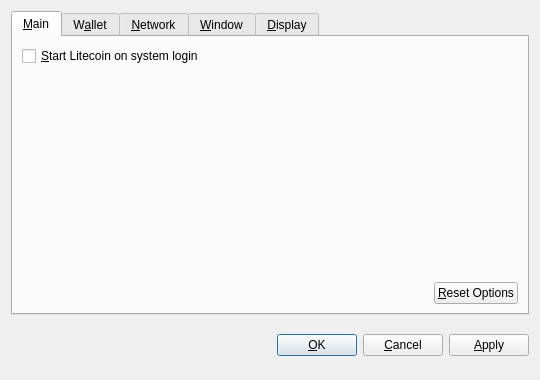
DuckBits/DuckBits, file src/qt/forms/optionsdialog.ui: the form before one commit.
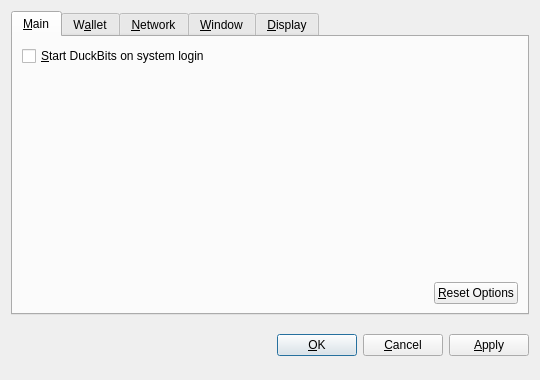
The form after the commit. Custom widgets are drawn as their Qt base class.

What changed in the file:
```diff
--- a/src/qt/forms/optionsdialog.ui
+++ b/src/qt/forms/optionsdialog.ui
@@ -36,7 +36,7 @@
           <string>Automatically start Litecoin after logging in to the system.</string>
          </property>
          <property name="text">
-          <string>&amp;Start Litecoin on system login</string>
+          <string>&amp;Start DuckBits on system login</string>
          </property>
         </widget>
        </item>
```
Left out of the diff: 10 changed lines with no effect on the pictures.
